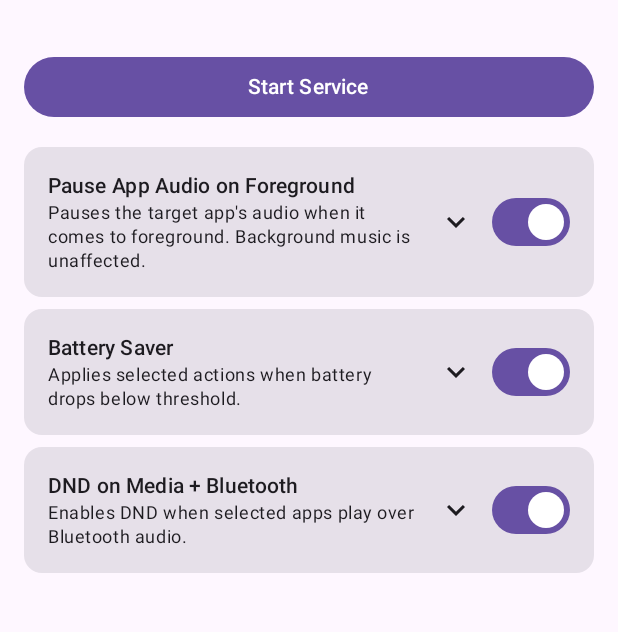
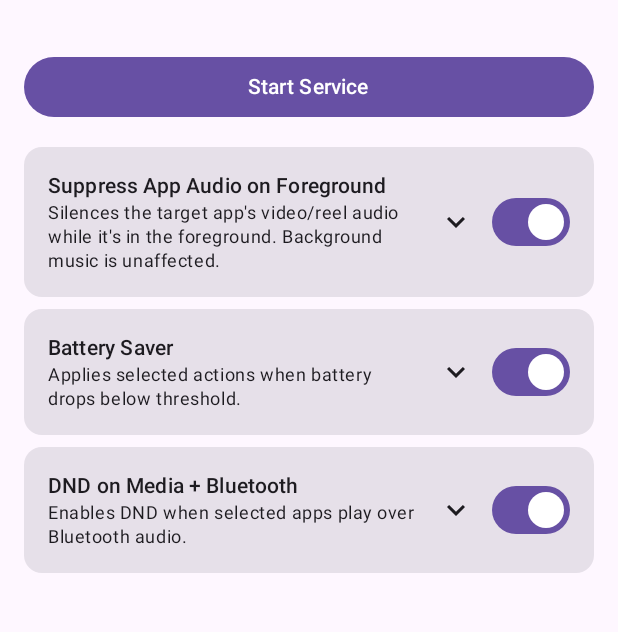
Before and after one commit to herchenmx/android-automation-app, an Android app built with Jetpack Compose: the composable RuleListScreen shown on its own in the app's theme, on a phone screen of 412 x 824 dp, the part 69-701 px from its top. Run offline under Robolectric (Android 15) with nearby library versions, the phone set to English and light mode, and no system bars.

Commit message:
feat: suppress all app audio while in foreground via polling loop (Rule 1)
Replace one-shot pause with SuppressMediaSessionAction: polls the target
app's MediaSession every 300ms and pauses it whenever playing. Catches every
reel/story that starts while the app is already open, not just the one
playing at the moment the app came to foreground. Stops when the user leaves
the app. Background music is unaffected.

Co-Authored-By: Claude Sonnet 4.6 <noreply@anthropic.com>
Claude-Session: https://claude.ai/code/session_01LBA3td9mDgyGi79yt1L9wq

```diff
--- a/app/src/main/java/com/herchenmx/automationapp/rules/HardcodedRules.kt
+++ b/app/src/main/java/com/herchenmx/automationapp/rules/HardcodedRules.kt
@@ -5,7 +5,7 @@ import android.content.Context
 import android.media.AudioManager
 import android.provider.Settings
 import com.herchenmx.automationapp.actions.DndModeAction
-import com.herchenmx.automationapp.actions.PauseMediaSessionAction
+import com.herchenmx.automationapp.actions.SuppressMediaSessionAction
 import com.herchenmx.automationapp.actions.SetSystemSettingAction
 import com.herchenmx.automationapp.actions.SetVolumeAction
 import com.herchenmx.automationapp.actions.SystemFeature
@@ -80,7 +80,7 @@ object HardcodedRules {
                 name = "Pause app audio on foreground",
                 triggers = listOf(ForegroundAppTrigger(id = "fg_app", targetPackage = targetApp)),
                 actions = listOf(
-                    PauseMediaSessionAction(id = "pause_fg_app", targetPackage = targetApp)
+                    SuppressMediaSessionAction(id = "suppress_fg_app", targetPackage = targetApp)
                 ),
             ),
             Rule(
--- a/app/src/main/java/com/herchenmx/automationapp/ui/RuleListScreen.kt
+++ b/app/src/main/java/com/herchenmx/automationapp/ui/RuleListScreen.kt
@@ -181,8 +181,8 @@ fun RuleListScreen() {
             // ── Rule 1 ────────────────────────────────────────────────────────
             item {
                 RuleCard(
-                    name = "Pause App Audio on Foreground",
-                    description = "Pauses the target app's audio when it comes to foreground. Background music is unaffected.",
+                    name = "Suppress App Audio on Foreground",
+                    description = "Silences the target app's video/reel audio while it's in the foreground. Background music is unaffected.",
                     isEnabled = rule1Enabled, isExpanded = rule1Expanded,
                     onToggle = { rule1Enabled = it },
                     onExpandToggle = { rule1Expanded = !rule1Expanded },
```
Also changed, not shown: app/src/main/java/com/herchenmx/automationapp/actions/SuppressMediaSessionAction.kt (added, +47 -0 lines).
